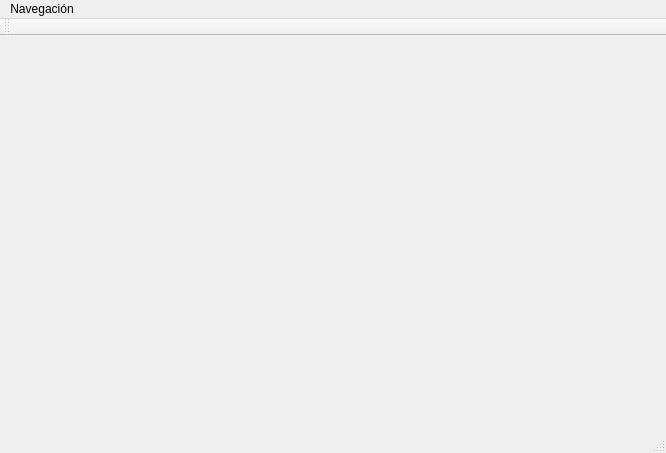
YirethLM/Progra1-Lab7, file Lab 7/Lab7.ui: the form before one commit.
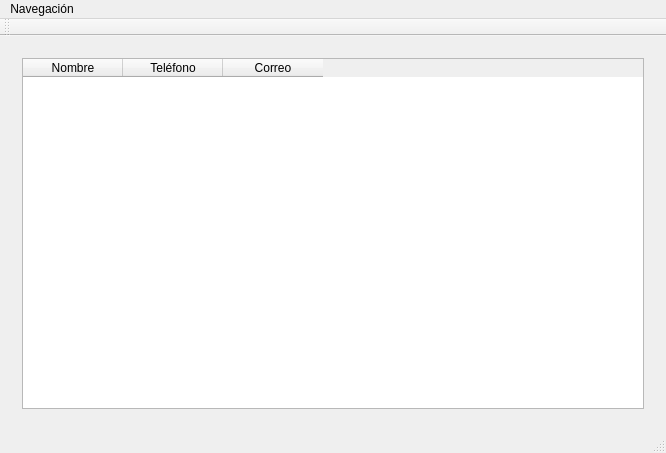
The form after the commit. The open tabs and pages were chosen to show the change.

Commit message: Paso 11: historial de contactos en tabla

Patch:
```diff
--- a/Lab 7/Lab7.ui
+++ b/Lab 7/Lab7.ui
@@ -61,7 +61,41 @@
         </item>
        </layout>
       </widget>
-      <widget class="QWidget" name="pageHistorial"/>
+      <widget class="QWidget" name="pageHistorial">
+       <layout class="QVBoxLayout" name="verticalLayout_3">
+        <item>
+         <widget class="QTableWidget" name="tablaContactos">
+          <property name="editTriggers">
+           <set>QAbstractItemView::NoEditTriggers</set>
+          </property>
+          <property name="selectionMode">
+           <enum>QAbstractItemView::SingleSelection</enum>
+          </property>
+          <property name="selectionBehavior">
+           <enum>QAbstractItemView::SelectRows</enum>
+          </property>
+          <property name="sortingEnabled">
+           <bool>false</bool>
+          </property>
+          <column>
+           <property name="text">
+            <string>Nombre</string>
+           </property>
+          </column>
+          <column>
+           <property name="text">
+            <string>Teléfono</string>
+           </property>
+          </column>
+          <column>
+           <property name="text">
+            <string>Correo</string>
+           </property>
+          </column>
+         </widget>
+        </item>
+       </layout>
+      </widget>
      </widget>
     </item>
    </layout>
```
The commit also changes 4 other files.
